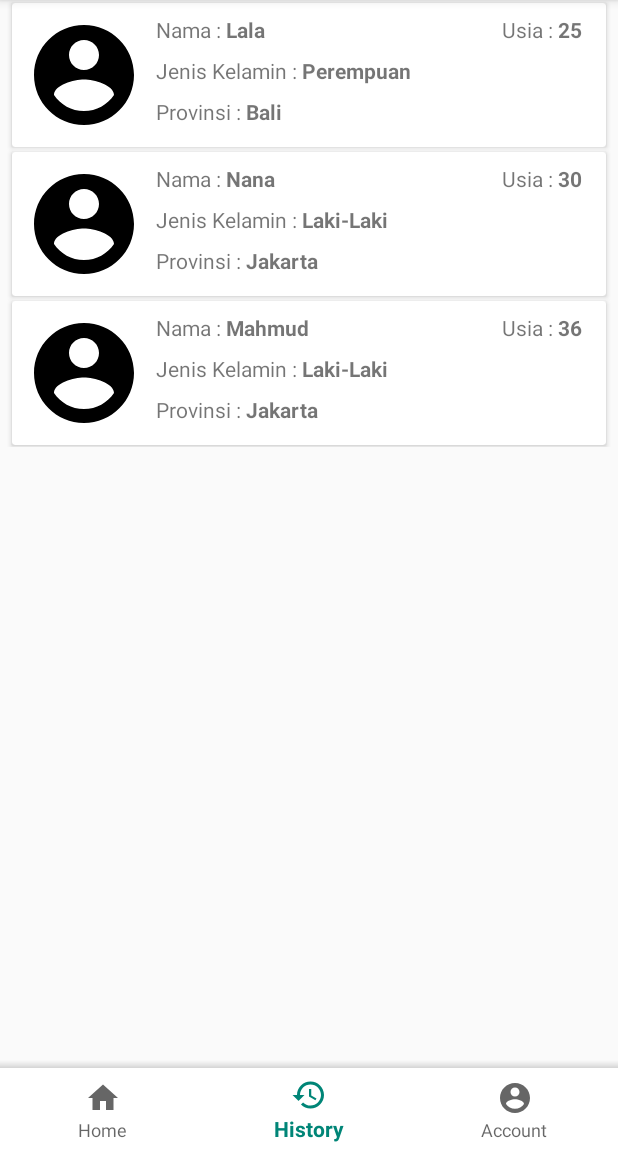
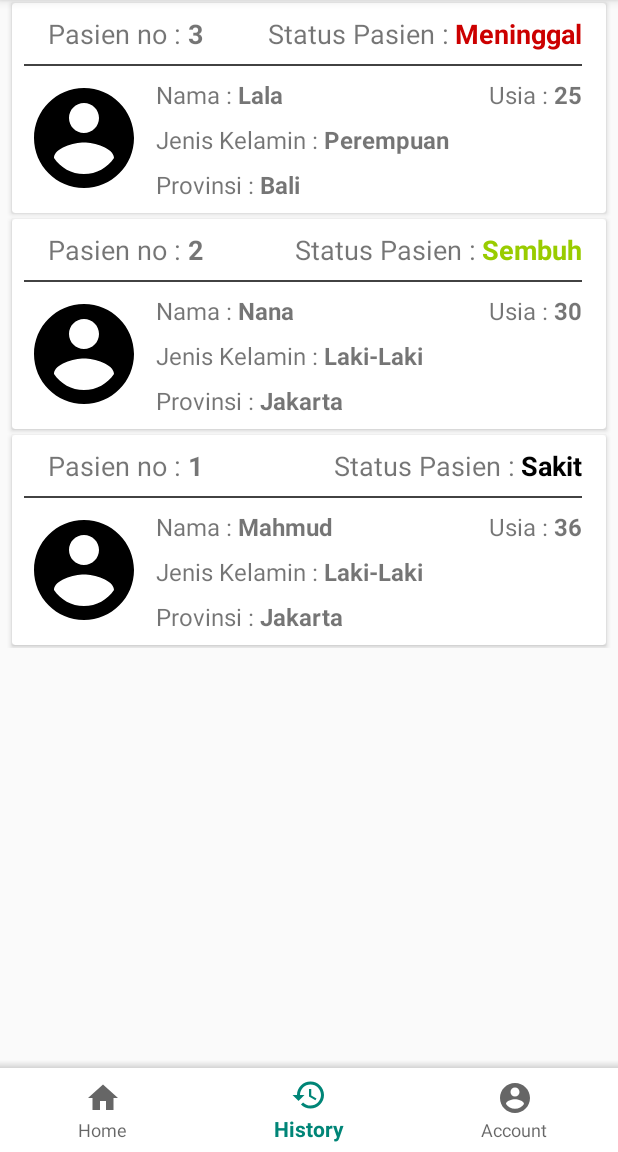
Before and after one commit to rijamyazid/android-app-covid19-management, an Android app: the screen it shows after launch (MainActivity), item 2 of the bottom bar chosen, on a phone screen of 412 x 824 dp, the part 84-1236 px from its top. Run offline under Robolectric (Android 15) with nearby library versions, the phone set to English and light mode, and no system bars; our stand-ins replace Room's generated code, navigation-ui.

Commit message:
Penambahan HistoryFragment : Status Pasien

```diff
--- a/app/src/main/java/com/example/aplikasikelolapasiencovid_19/db/AppDatabase.java
+++ b/app/src/main/java/com/example/aplikasikelolapasiencovid_19/db/AppDatabase.java
@@ -14,7 +14,7 @@ import com.example.aplikasikelolapasiencovid_19.model.AdminDao;
 import com.example.aplikasikelolapasiencovid_19.model.Pasien;
 import com.example.aplikasikelolapasiencovid_19.model.PasienDao;
 
-@Database(entities = {Admin.class, Pasien.class}, version = 3, exportSchema = false)
+@Database(entities = {Admin.class, Pasien.class}, version = 4, exportSchema = false)
 public abstract class AppDatabase extends RoomDatabase {
 
     private static AppDatabase INSTANCE = null;
@@ -54,9 +54,9 @@ public abstract class AppDatabase extends RoomDatabase {
         @Override
         protected Void doInBackground(Void... voids) {
             adminDao.insertAdmin(new Admin("Admin", "Admin"));
-            pasienDao.insert(new Pasien("Mahmud", "Laki-Laki", 36, "Jakarta"));
-            pasienDao.insert(new Pasien("Nana", "Laki-Laki", 30, "Jakarta"));
-            pasienDao.insert(new Pasien("Lala", "Perempuan", 25, "Bali"));
+            pasienDao.insert(new Pasien("Mahmud", "Laki-Laki", 36, "Jakarta", "Sakit"));
+            pasienDao.insert(new Pasien("Nana", "Laki-Laki", 30, "Jakarta", "Sembuh"));
+            pasienDao.insert(new Pasien("Lala", "Perempuan", 25, "Bali", "Meninggal"));
             return null;
         }
     }
--- /dev/null
+++ b/app/src/main/java/com/example/aplikasikelolapasiencovid_19/helper/DBDummy.java
@@ -0,0 +1,16 @@
+package com.example.aplikasikelolapasiencovid_19.helper;
+
+import java.util.HashMap;
+import java.util.Map;
+
+public class DBDummy {
+
+    public static Map<String, String> status = new HashMap<String, String>(){
+        {
+            put("Sakit", "Sakit");
+            put("Sembuh", "Sembuh");
+            put("Meninggal", "Meninggal");
+        }
+    };
+
+}
--- a/app/src/main/java/com/example/aplikasikelolapasiencovid_19/model/Pasien.java
+++ b/app/src/main/java/com/example/aplikasikelolapasiencovid_19/model/Pasien.java
@@ -12,12 +12,14 @@ public class Pasien {
     private String jenisKelamin;
     private int usiaPasien;
     private String provinsiPasien;
+    private String status;
 
-    public Pasien(String namaPasien, String jenisKelamin, int usiaPasien, String provinsiPasien) {
+    public Pasien(String namaPasien, String jenisKelamin, int usiaPasien, String provinsiPasien, String status) {
         this.namaPasien = namaPasien;
         this.jenisKelamin = jenisKelamin;
         this.usiaPasien = usiaPasien;
         this.provinsiPasien = provinsiPasien;
+        this.status = status;
     }
 
     public void setIdPasien(int idPasien) {
@@ -43,4 +45,6 @@ public class Pasien {
     public String getProvinsiPasien() {
         return provinsiPasien;
     }
+
+    public String getStatus(){ return status; }
 }
--- a/app/src/main/java/com/example/aplikasikelolapasiencovid_19/repository/Repository.java
+++ b/app/src/main/java/com/example/aplikasikelolapasiencovid_19/repository/Repository.java
@@ -17,17 +17,15 @@ public class Repository {
 
     private AdminDao adminDao;
     private PasienDao pasienDao;
-    private LiveData<List<Pasien>> pasiens;
 
     public Repository(Application application){
         AppDatabase db = AppDatabase.getInstance(application);
         adminDao = db.adminDao();
         pasienDao = db.pasienDao();
-        this.pasiens = pasienDao.getAllPasien();
     }
 
     public LiveData<List<Pasien>> getAllPasien(){
-        return pasiens;
+        return pasienDao.getAllPasien();
     }
 
     public void insertPasien(Pasien pasien){
--- a/app/src/main/java/com/example/aplikasikelolapasiencovid_19/ui/HistoryAdapter.java
+++ b/app/src/main/java/com/example/aplikasikelolapasiencovid_19/ui/HistoryAdapter.java
@@ -1,5 +1,7 @@
 package com.example.aplikasikelolapasiencovid_19.ui;
 
+import android.content.Context;
+import android.graphics.Color;
 import android.util.Log;
 import android.view.LayoutInflater;
 import android.view.View;
@@ -10,6 +12,7 @@ import androidx.annotation.NonNull;
 import androidx.recyclerview.widget.RecyclerView;
 
 import com.example.aplikasikelolapasiencovid_19.R;
+import com.example.aplikasikelolapasiencovid_19.helper.DBDummy;
 import com.example.aplikasikelolapasiencovid_19.model.Pasien;
 
 import java.util.ArrayList;
@@ -18,6 +21,11 @@ import java.util.List;
 public class HistoryAdapter extends RecyclerView.Adapter<HistoryAdapter.ViewHolder> {
 
     private List<Pasien> pasienList = new ArrayList<>();
+    private Context context = null;
+
+    HistoryAdapter(Context context){
+        this.context = context;
+    }
 
     @NonNull
     @Override
@@ -29,10 +37,19 @@ public class HistoryAdapter extends RecyclerView.Adapter<HistoryAdapter.ViewHold
     @Override
     public void onBindViewHolder(@NonNull ViewHolder holder, int position) {
         Pasien pasien = pasienList.get(position);
+
         holder.tvName.setText(pasien.getNamaPasien());
+
         holder.tvUsia.setText(String.valueOf(pasien.getUsiaPasien()));
+
         holder.tvJK.setText(pasien.getJenisKelamin());
+
         holder.tvProv.setText(pasien.getProvinsiPasien());
+
+        holder.tvId.setText(String.valueOf(pasien.getIdPasien()));
+
+        holder.tvStatus.setText(pasien.getStatus());
+        setStatusColor(pasien, holder);
     }
 
     @Override
@@ -51,7 +68,7 @@ public class HistoryAdapter extends RecyclerView.Adapter<HistoryAdapter.ViewHold
 
     public class ViewHolder extends RecyclerView.ViewHolder{
 
-        TextView tvName, tvUsia, tvJK, tvProv;
+        TextView tvName, tvUsia, tvJK, tvProv, tvId, tvStatus;
 
         public ViewHolder(@NonNull View itemView) {
             super(itemView);
@@ -59,6 +76,18 @@ public class HistoryAdapter extends RecyclerView.Adapter<HistoryAdapter.ViewHold
             tvUsia = itemView.findViewById(R.id.tv_item_usia);
             tvJK = itemView.findViewById(R.id.tv_item_jk);
             tvProv = itemView.findViewById(R.id.tv_item_provinsi);
+            tvId = itemView.findViewById(R.id.tv_item_id);
+            tvStatus = itemView.findViewById(R.id.tv_item_status);
+        }
+    }
+
+    private void setStatusColor(Pasien pasien, ViewHolder holder){
+        if(pasien.getStatus().equals(DBDummy.status.get("Sakit"))){
+            holder.tvStatus.setTextColor(context.getResources().getColor(R.color.colorBlack));
+        } else if(pasien.getStatus().equals(DBDummy.status.get("Sembuh"))){
+            holder.tvStatus.setTextColor(context.getResources().getColor(R.color.colorGreenLight));
+        } else {
+            holder.tvStatus.setTextColor(context.getResources().getColor(R.color.colorRedDark));
         }
     }
 }
--- a/app/src/main/java/com/example/aplikasikelolapasiencovid_19/ui/HistoryFragment.java
+++ b/app/src/main/java/com/example/aplikasikelolapasiencovid_19/ui/HistoryFragment.java
@@ -51,7 +51,7 @@ public class HistoryFragment extends Fragment {
 
         rvMain = view.findViewById(R.id.rv_main);
         rvMain.setLayoutManager(new LinearLayoutManager(view.getContext()));
-        adapter = new HistoryAdapter();
+        adapter = new HistoryAdapter(view.getContext());
         rvMain.setAdapter(adapter);
         viewModel = ViewModelProviders.of(this).get(HistoryViewModel.class);
         viewModel.getAllPasien().observe(getViewLifecycleOwner(), new Observer<List<Pasien>>() {
--- a/app/src/main/java/com/example/aplikasikelolapasiencovid_19/viewmodel/HistoryViewModel.java
+++ b/app/src/main/java/com/example/aplikasikelolapasiencovid_19/viewmodel/HistoryViewModel.java
@@ -15,15 +15,12 @@ public class HistoryViewModel extends AndroidViewModel {
 
     private Repository repository;
 
-    private LiveData<List<Pasien>> pasiens;
-
     public LiveData<List<Pasien>> getAllPasien(){
-        return pasiens;
+        return repository.getAllPasien();
     }
 
     public HistoryViewModel(@NonNull Application application) {
         super(application);
         repository = new Repository(application);
-        pasiens = repository.getAllPasien();
     }
 }
--- a/app/src/main/res/layout/rv_item.xml
+++ b/app/src/main/res/layout/rv_item.xml
@@ -6,7 +6,7 @@
     android:layout_height="wrap_content"
     android:layout_marginStart="@dimen/gapSmall"
     android:layout_marginEnd="@dimen/gapSmall"
-    android:layout_marginBottom="1dp"
+    android:layout_marginBottom="2dp"
     android:layout_marginTop="2dp">
 
     <RelativeLayout
@@ -17,12 +17,58 @@
         android:paddingTop="@dimen/gapSmall"
         android:paddingBottom="@dimen/gapSmall">
 
+        <LinearLayout
+            android:id="@+id/ll_item_top"
+            android:layout_width="match_parent"
+            android:paddingStart="@dimen/gapMedium"
+            android:layout_marginBottom="@dimen/gapSmall"
+            android:layout_height="wrap_content"
+            android:orientation="horizontal">
+
+            <TextView
+                android:layout_width="wrap_content"
+                android:layout_height="wrap_content"
+                android:text="Pasien no : "
+                android:textSize="18sp"/>
+            <TextView
+                android:id="@+id/tv_item_id"
+                android:layout_width="wrap_content"
+                android:layout_height="wrap_content"
+                android:text="001"
+                android:textSize="18sp"
+                android:textStyle="bold"/>
+            <TextView
+                android:layout_width="0dp"
+                android:layout_height="wrap_content"
+                android:layout_weight="1"
+                android:gravity="end"
+                android:text="Status Pasien : "
+                android:textSize="18sp"/>
+            <TextView
+                android:id="@+id/tv_item_status"
+                android:layout_width="wrap_content"
+                android:layout_height="wrap_content"
+                android:text="Sakit"
+                android:textSize="18sp"
+                android:textStyle="bold"/>
+
+        </LinearLayout>
+
+        <View
+            android:id="@+id/v_item_top"
+            android:layout_width="match_parent"
+            android:layout_height="1dp"
+            android:layout_below="@id/ll_item_top"
+            android:layout_marginBottom="@dimen/gapSmall"
+            android:background="@color/cardview_dark_background"/>
+
         <ImageView
             android:id="@+id/img_item_foto"
             android:layout_width="80dp"
             android:layout_height="80dp"
             android:layout_marginEnd="@dimen/gapSmall"
             android:src="@drawable/ic_account_circle_black_24dp"
+            android:layout_below="@id/v_item_top"
             android:layout_alignParentStart="true"/>
 
         <TextView
@@ -30,28 +76,36 @@
             android:layout_width="wrap_content"
             android:layout_height="wrap_content"
             android:layout_toEndOf="@id/img_item_foto"
-            android:text="Nama : "/>
+            android:layout_below="@id/v_item_top"
+            android:text="Nama : "
+            android:textSize="16sp"/>
         <TextView
             android:id="@+id/tv_item_nama"
             android:layout_width="wrap_content"
             android:layout_height="wrap_content"
             android:layout_toEndOf="@id/tv_item_nama_field"
+            android:layout_below="@id/v_item_top"
             tools:text="Bagoy"
-            android:textStyle="bold" />
+            android:textStyle="bold"
+            android:textSize="16sp"/>
         <TextView
             android:id="@+id/tv_item_usia_field"
             android:layout_width="wrap_content"
             android:layout_height="wrap_content"
             android:layout_toStartOf="@id/tv_item_usia"
+            android:layout_below="@id/v_item_top"
             android:gravity="end"
-            android:text="Usia : "/>
+            android:text="Usia : "
+            android:textSize="16sp"/>
         <TextView
             android:id="@+id/tv_item_usia"
             android:layout_width="wrap_content"
             android:layout_height="wrap_content"
             android:layout_alignParentEnd="true"
+            android:layout_below="@id/v_item_top"
             tools:text="18 Tahun"
-            android:textStyle="bold" />
+            android:textStyle="bold"
+            android:textSize="16sp"/>
         <TextView
             android:id="@+id/tv_item_jk_field"
             android:layout_width="wrap_content"
@@ -59,7 +113,8 @@
             android:layout_marginTop="@dimen/gapSmall"
             android:layout_toEndOf="@id/img_item_foto"
             android:layout_below="@id/tv_item_usia_field"
-            android:text="Jenis Kelamin : "/>
+            android:text="Jenis Kelamin : "
+            android:textSize="16sp"/>
         <TextView
             android:id="@+id/tv_item_jk"
             android:layout_width="wrap_content"
@@ -68,7 +123,8 @@
             android:layout_marginTop="@dimen/gapSmall"
             android:layout_toEndOf="@id/tv_item_jk_field"
             android:layout_below="@id/tv_item_usia_field"
-            android:textStyle="bold"/>
+            android:textStyle="bold"
+            android:textSize="16sp"/>
         <TextView
             android:id="@+id/tv_item_provinsi_field"
             android:layout_width="wrap_content"
@@ -76,7 +132,8 @@
             android:text="Provinsi : "
             android:layout_marginTop="@dimen/gapSmall"
             android:layout_toEndOf="@id/img_item_foto"
-            android:layout_below="@id/tv_item_jk_field"/>
+            android:layout_below="@id/tv_item_jk_field"
+            android:textSize="16sp"/>
         <TextView
             android:id="@+id/tv_item_provinsi"
             android:layout_width="wrap_content"
@@ -85,7 +142,8 @@
             android:layout_toEndOf="@id/tv_item_provinsi_field"
             android:layout_below="@id/tv_item_jk_field"
             tools:text="Jakarta"
-            android:textStyle="bold"/>
+            android:textStyle="bold"
+            android:textSize="16sp"/>
     </RelativeLayout>
 
 </androidx.cardview.widget.CardView>
--- a/app/src/main/res/values/colors.xml
+++ b/app/src/main/res/values/colors.xml
@@ -5,4 +5,7 @@
     <color name="colorAccent">#D81B60</color>
 
     <color name="colorWhite">#FFFFFF</color>
+    <color name="colorBlack">#000000</color>
+    <color name="colorGreenLight">@android:color/holo_green_light</color>
+    <color name="colorRedDark">@android:color/holo_red_dark</color>
 </resources>
```
